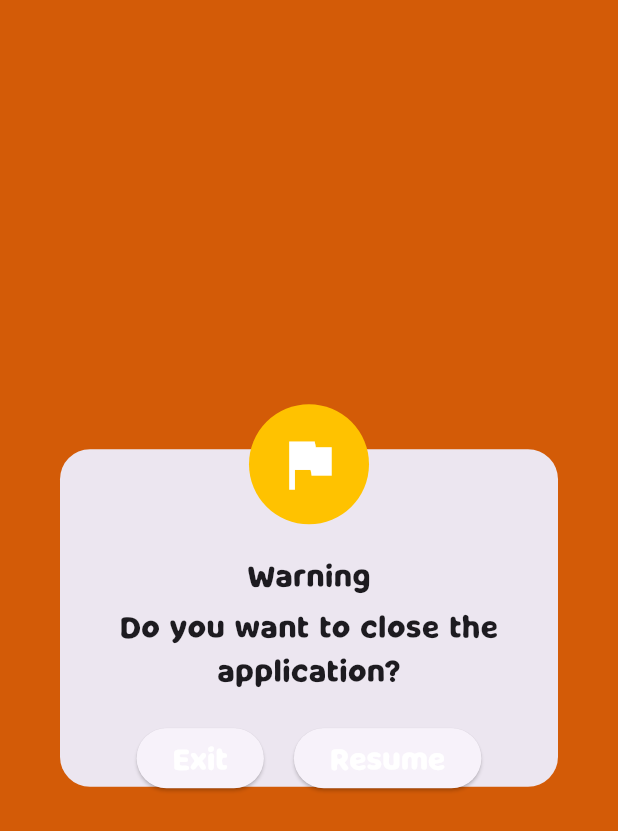
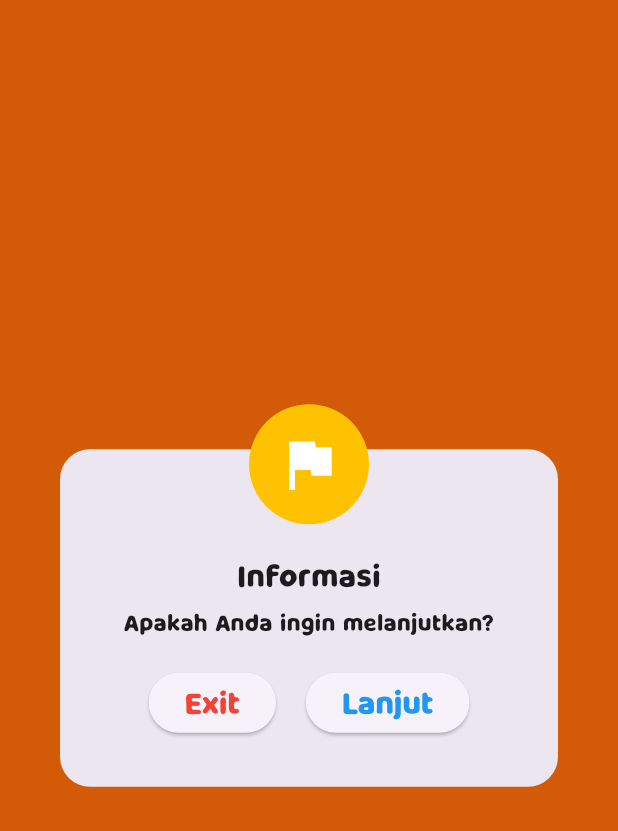
Before and after one commit to adipramanadev/mainingatan, a Flutter app: the CloseCustomAlert widget shown alone on an empty page, opened directly, on a phone screen of 412 x 824 dp. Shown: the top 831 px of the screen. Run offline on Flutter 3.47's test engine with Material 3 defaults, Android fonts, the phone set to English and light mode, and no system bars; our stand-ins replace flip_card, flutter_svg, lottie.

Commit message:
fix BUG ALL DONE

```diff
--- a/lib/widget/close_custom_alert.dart
+++ b/lib/widget/close_custom_alert.dart
@@ -20,11 +20,11 @@
           Container(
             height: utility.dynamicWidthPixel(225),
             child: Padding(
-              padding: EdgeInsets.fromLTRB(10, 70, 10, 10),
+              padding: const EdgeInsets.fromLTRB(10, 70, 10, 10),
               child: Column(
                 children: [
                   Text(
-                    'Warning',
+                    'Informasi',
                     style: TextStyle(
                       fontSize: utility.dynamicTextSize(20),
                     ),
@@ -33,9 +33,9 @@
                     height: utility.dynamicWidthPixel(5),
                   ),
                   Text(
-                    'Do you want to close the application?',
+                    'Apakah Anda ingin melanjutkan?',
                     style: TextStyle(
-                      fontSize: utility.dynamicTextSize(20),
+                      fontSize: utility.dynamicTextSize(15),
                     ),
                     textAlign: TextAlign.center,
                   ),
@@ -52,7 +52,7 @@
                         child: Text(
                           'Exit',
                           style: TextStyle(
-                            color: Colors.white,
+                            color: Colors.red,
                             fontSize: utility.dynamicTextSize(20),
                           ),
                         ),
@@ -65,9 +65,9 @@
                           NavigationService.instance.navigateToPop();
                         },
                         child: Text(
-                          'Resume',
+                          'Lanjut',
                           style: TextStyle(
-                            color: Colors.white,
+                            color: Colors.blue,
                             fontSize: utility.dynamicTextSize(20),
                           ),
                         ),
```
Also changed, not shown: lib/screen/gamescreen.dart (+6 -38 lines).
